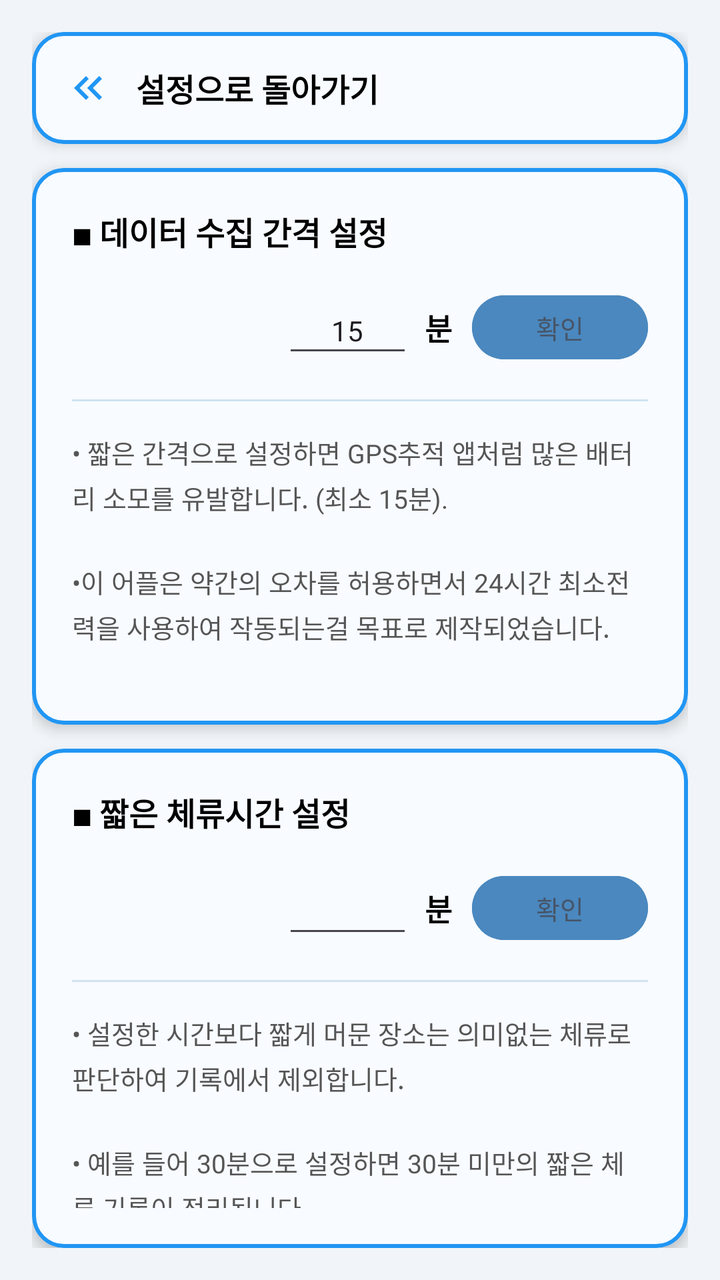
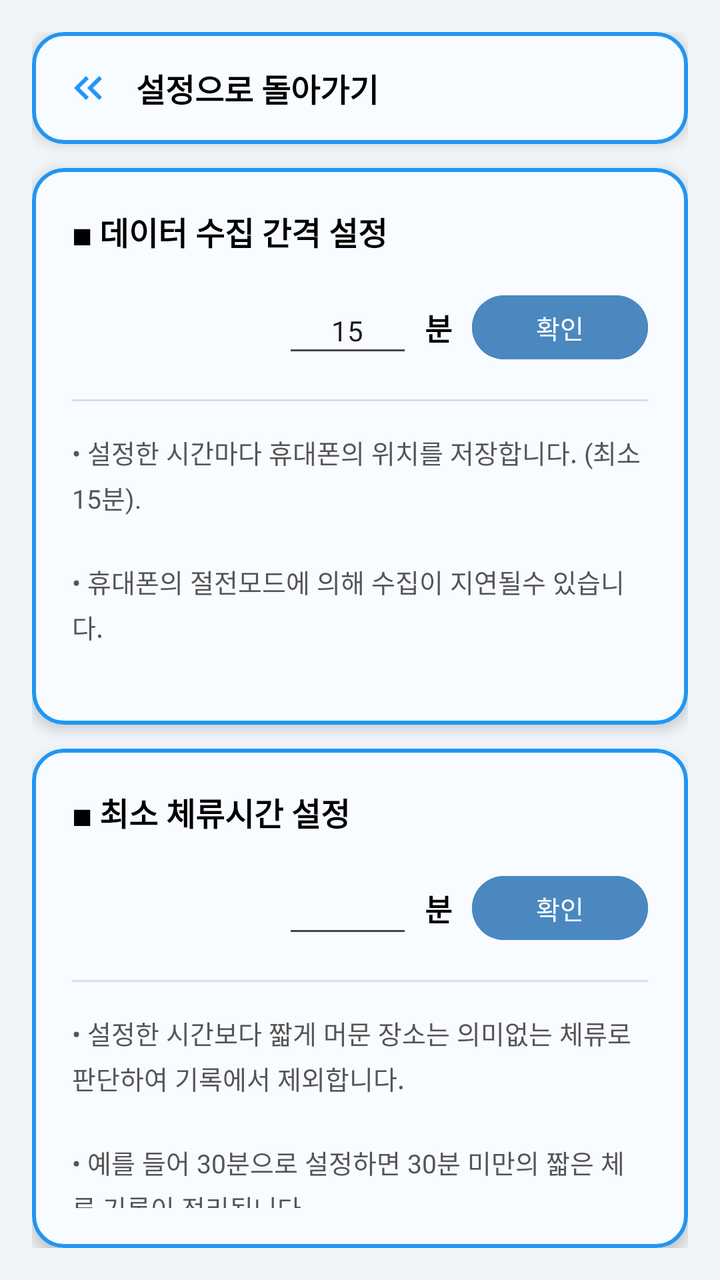

Two renders of the same Android screen: before a commit and after it. Below are the layout's source before the change and the commit's diff.
<!-- AndroidManifest.xml: application theme Theme.Haru_Spot -->
<!-- res/layout/fragment_setting_collect.xml -->
<?xml version="1.0" encoding="utf-8"?>
<LinearLayout xmlns:android="http://schemas.android.com/apk/res/android"
    xmlns:app="http://schemas.android.com/apk/res-auto"
    xmlns:tools="http://schemas.android.com/tools"
    android:layout_width="match_parent"
    android:layout_height="match_parent"
    android:orientation="vertical"
    android:background="@color/background1"
    android:padding="16dp"
    tools:context=".ui.settingfragment.fragment_collect">

    
    <com.google.android.material.card.MaterialCardView
        android:id="@+id/layout_back_to_setting"
        android:layout_width="match_parent"
        android:layout_height="wrap_content"
        app:cardCornerRadius="16dp"
        app:cardElevation="4dp"
        app:strokeWidth="2dp"
        app:strokeColor="#2196F3"
        app:cardBackgroundColor="#F8FBFF"
        android:clickable="true"
        android:focusable="true">

        <LinearLayout
            android:layout_width="match_parent"
            android:layout_height="wrap_content"
            android:orientation="horizontal"
            android:gravity="center_vertical"
            android:padding="16dp">

            <ImageView
                android:layout_width="24dp"
                android:layout_height="24dp"
                android:src="@drawable/baseline_keyboard_double_arrow_left_24"
                android:contentDescription="돌아가기 아이콘" />

            <TextView
                android:layout_width="wrap_content"
                android:layout_height="wrap_content"
                android:layout_marginStart="12dp"
                android:text="설정으로 돌아가기"
                android:textSize="16sp"
                android:textStyle="bold"
                android:textColor="@android:color/black" />

        </LinearLayout>
    </com.google.android.material.card.MaterialCardView>

    
    <com.google.android.material.card.MaterialCardView
        android:layout_width="match_parent"
        android:layout_height="wrap_content"
        android:layout_marginTop="12dp"
        app:cardCornerRadius="16dp"
        app:cardElevation="4dp"
        app:strokeWidth="2dp"
        app:strokeColor="#2196F3"
        app:cardBackgroundColor="#F8FBFF">

        <LinearLayout
            android:layout_width="match_parent"
            android:layout_height="wrap_content"
            android:orientation="vertical"
            android:padding="20dp">

            
            <TextView
                android:layout_width="wrap_content"
                android:layout_height="wrap_content"
                android:text="◼ 데이터 수집 간격 설정"
                android:textSize="16sp"
                android:textStyle="bold"
                android:textColor="@android:color/black"
                android:layout_marginBottom="16dp" />

            
            
            
            
            <LinearLayout
                android:layout_width="match_parent"
                android:layout_height="wrap_content"
                android:orientation="horizontal"
                android:gravity="end|center_vertical"
                android:layout_marginBottom="16dp">

                <EditText
                    android:id="@+id/edit_collect_interval"
                    android:layout_width="65dp"
                    android:layout_height="40dp"
                    android:layout_marginEnd="6dp"
                    android:text="15"
                    android:inputType="number"
                    android:textAlignment="center"
                    android:gravity="center"
                    android:textSize="14sp" />

                <TextView
                    android:layout_width="wrap_content"
                    android:layout_height="wrap_content"
                    android:layout_marginEnd="10dp"
                    android:text="분"
                    android:textSize="15sp"
                    android:textStyle="bold"
                    android:textColor="@android:color/black" />

                <Button
                    android:id="@+id/btn_save_interval"
                    android:layout_width="wrap_content"
                    android:layout_height="40dp"
                    android:text="확인"
                    android:textSize="13sp"
                    android:backgroundTint="#4A88BF"
                    android:paddingHorizontal="14dp" />



            </LinearLayout>

            
            <View
                android:layout_width="match_parent"
                android:layout_height="1dp"
                android:background="#D0E3F0"
                android:layout_marginBottom="16dp" />

            
            <TextView
                android:layout_width="match_parent"
                android:layout_height="wrap_content"
                android:text="• 짧은 간격으로 설정하면 GPS추적 앱처럼 많은 배터리 소모를 유발합니다. (최소 15분).\n\n•이 어플은 약간의 오차를 허용하면서 24시간 최소전력을 사용하여 작동되는걸 목표로 제작되었습니다.\n"
                android:textSize="13sp"
                android:textColor="#555555"
                android:lineSpacingExtra="4dp" />

        </LinearLayout>
    </com.google.android.material.card.MaterialCardView>
    
    <com.google.android.material.card.MaterialCardView
        android:layout_width="match_parent"
        android:layout_height="wrap_content"
        android:layout_marginTop="12dp"
        app:cardCornerRadius="16dp"
        app:cardElevation="4dp"
        app:strokeWidth="2dp"
        app:strokeColor="#2196F3"
        app:cardBackgroundColor="#F8FBFF">

        <LinearLayout
            android:layout_width="match_parent"
            android:layout_height="wrap_content"
            android:orientation="vertical"
            android:padding="20dp">

            
            <TextView
                android:layout_width="wrap_content"
                android:layout_height="wrap_content"
                android:text="◼ 짧은 체류시간 설정"
                android:textSize="16sp"
                android:textStyle="bold"
                android:textColor="@android:color/black"
                android:layout_marginBottom="16dp" />

            
            <LinearLayout
                android:layout_width="match_parent"
                android:layout_height="wrap_content"
                android:orientation="horizontal"
                android:gravity="end|center_vertical"
                android:layout_marginBottom="16dp">

                <EditText
                    android:id="@+id/edit_short_spot_time"
                    android:layout_width="65dp"
                    android:layout_height="40dp"
                    android:layout_marginEnd="6dp"
                    android:text=""
                    android:inputType="number"
                    android:textAlignment="center"
                    android:gravity="center"
                    android:textSize="14sp" />

                <TextView
                    android:layout_width="wrap_content"
                    android:layout_height="wrap_content"
                    android:layout_marginEnd="10dp"
                    android:text="분"
                    android:textSize="15sp"
                    android:textStyle="bold"
                    android:textColor="@android:color/black" />

                <Button
                    android:id="@+id/btn_save_short_spot_time"
                    android:layout_width="wrap_content"
                    android:layout_height="40dp"
                    android:text="확인"
                    android:textSize="13sp"
                    android:backgroundTint="#4A88BF"
                    android:paddingHorizontal="14dp" />

            </LinearLayout>

            
            <View
                android:layout_width="match_parent"
                android:layout_height="1dp"
                android:background="#D0E3F0"
                android:layout_marginBottom="16dp" />

            
            <TextView
                android:layout_width="match_parent"
                android:layout_height="wrap_content"
                android:text="• 설정한 시간보다 짧게 머문 장소는 의미없는 체류로 판단하여 기록에서 제외합니다.\n\n• 예를 들어 30분으로 설정하면 30분 미만의 짧은 체류 기록이 정리됩니다.\n\n• 마지막으로 수집된 장소는 다음 수집 데이터와 연결될 수 있으므로 이 기준과 관계없이 보존됩니다.\n"
                android:textSize="13sp"
                android:textColor="#555555"
                android:lineSpacingExtra="4dp" />

        </LinearLayout>
    </com.google.android.material.card.MaterialCardView>

</LinearLayout>
<!-- resources referenced by this layout -->
<resources>
  <color name="background1">#F1F5F9</color>
  <!-- drawable baseline_keyboard_double_arrow_left_24 (drawable) -->
  <vector xmlns:android="http://schemas.android.com/apk/res/android" android:height="24dp" android:tint="#2196F3" android:viewportHeight="24" android:viewportWidth="24" android:width="24dp">
        
      <path android:fillColor="@android:color/white" android:pathData="M17.59,18l1.41,-1.41l-4.58,-4.59l4.58,-4.59l-1.41,-1.41l-6,6z"/>
        
      <path android:fillColor="@android:color/white" android:pathData="M11,18l1.41,-1.41l-4.58,-4.59l4.58,-4.59l-1.41,-1.41l-6,6z"/>
      
  </vector>
  <style name="Theme.Haru_Spot" parent="Theme.Material3.Light.NoActionBar">
          
          
          <item name="colorPrimary">@color/timeline_card_bg</item>
          <item name="colorPrimaryVariant">@color/timeline_card_bg</item>
          <item name="colorOnPrimary">@color/gray_dark</item>
  
          
          <item name="android:statusBarColor">@color/gray_dark</item>
  
          
          <item name="android:navigationBarColor">@color/gray_dark</item>
          
          
          
  </style>
  <color name="timeline_card_bg">#F0F4F8</color>
  <color name="gray_dark">#475467</color>
</resources>

<!-- the commit's change to res/layout/fragment_setting_collect.xml (unified diff, before → after) -->
@@ -111,6 +111,7 @@
                     android:layout_height="40dp"
                     android:text="확인"
                     android:textSize="13sp"
+                    android:textColor="@android:color/white"
                     android:backgroundTint="#4A88BF"
                     android:paddingHorizontal="14dp" />
 
@@ -129,7 +130,7 @@
             <TextView
                 android:layout_width="match_parent"
                 android:layout_height="wrap_content"
-                android:text="• 짧은 간격으로 설정하면 GPS추적 앱처럼 많은 배터리 소모를 유발합니다. (최소 15분).\n\n•이 어플은 약간의 오차를 허용하면서 24시간 최소전력을 사용하여 작동되는걸 목표로 제작되었습니다.\n"
+                android:text="• 설정한 시간마다 휴대폰의 위치를 저장합니다. (최소 15분).\n\n• 휴대폰의 절전모드에 의해 수집이 지연될수 있습니다.\n"
                 android:textSize="13sp"
                 android:textColor="#555555"
                 android:lineSpacingExtra="4dp" />
@@ -157,7 +158,7 @@
             <TextView
                 android:layout_width="wrap_content"
                 android:layout_height="wrap_content"
-                android:text="◼ 짧은 체류시간 설정"
+                android:text="◼ 최소 체류시간 설정"
                 android:textSize="16sp"
                 android:textStyle="bold"
                 android:textColor="@android:color/black"
@@ -197,6 +198,7 @@
                     android:layout_height="40dp"
                     android:text="확인"
                     android:textSize="13sp"
+                    android:textColor="@android:color/white"
                     android:backgroundTint="#4A88BF"
                     android:paddingHorizontal="14dp" />
 
@@ -213,7 +215,7 @@
             <TextView
                 android:layout_width="match_parent"
                 android:layout_height="wrap_content"
-                android:text="• 설정한 시간보다 짧게 머문 장소는 의미없는 체류로 판단하여 기록에서 제외합니다.\n\n• 예를 들어 30분으로 설정하면 30분 미만의 짧은 체류 기록이 정리됩니다.\n\n• 마지막으로 수집된 장소는 다음 수집 데이터와 연결될 수 있으므로 이 기준과 관계없이 보존됩니다.\n"
+                android:text="• 설정한 시간보다 짧게 머문 장소는 의미없는 체류로 판단하여 기록에서 제외합니다.\n\n• 예를 들어 30분으로 설정하면 30분 미만의 짧은 체류 기록이 정리됩니다.\n\n• 값을 변경하면 데이터를 초기화한후 설정한 값에 맞춰 재생성 합니다.\n\n"
                 android:textSize="13sp"
                 android:textColor="#555555"
                 android:lineSpacingExtra="4dp" />
